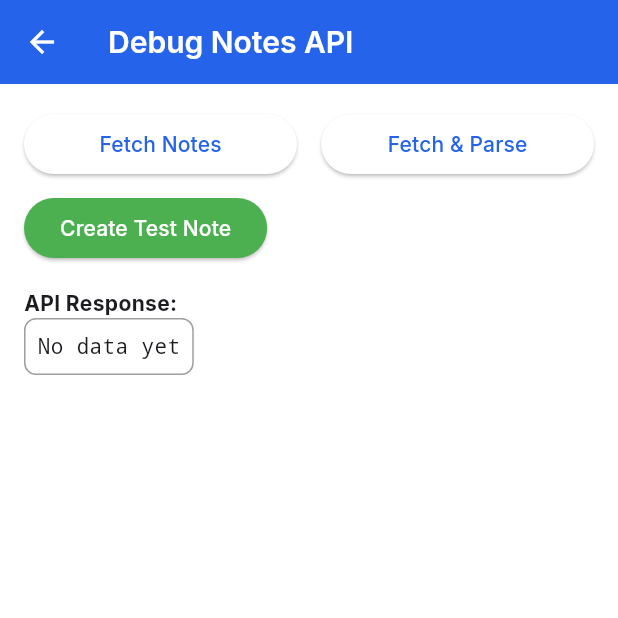
After one commit to athulskrish/kstudents_flutter, a Flutter app: the DebugNoteApiScreen screen opened by its route, on a phone screen of 412 x 824 dp, the top half of it. The commit adds this screen. Run offline on Flutter 3.47's test engine with Material 3 defaults, Android fonts, the light colour scheme and no system bars; our stand-ins replace cached_network_image, dio, file_picker, flutter_secure_storage, google_fonts, google_mobile_ads and 3 more; missing offline and left inert: flutter_pdfview; accounts and stored records are empty; project files that could hold a hidden picture were left out.

Commit message:
debug note

```diff
--- /dev/null
+++ b/lib/debug_note_api.dart
@@ -0,0 +1,249 @@
+import 'dart:convert';
+import 'package:http/http.dart' as http;
+import 'package:flutter/material.dart';
+import 'package:http_parser/http_parser.dart';
+import 'models/note.dart';
+
+class DebugNoteApiScreen extends StatefulWidget {
+  const DebugNoteApiScreen({Key? key}) : super(key: key);
+
+  @override
+  State<DebugNoteApiScreen> createState() => _DebugNoteApiScreenState();
+}
+
+class _DebugNoteApiScreenState extends State<DebugNoteApiScreen> {
+  String _response = 'No data yet';
+  String _parsedNotes = '';
+  bool _isLoading = false;
+
+  @override
+  Widget build(BuildContext context) {
+    return Scaffold(
+      appBar: AppBar(
+        title: const Text('Debug Notes API'),
+      ),
+      body: SingleChildScrollView(
+        padding: const EdgeInsets.all(16.0),
+        child: Column(
+          crossAxisAlignment: CrossAxisAlignment.start,
+          children: [
+            Row(
+              children: [
+                Expanded(
+                  child: ElevatedButton(
+                    onPressed: _fetchNotes,
+                    child: const Text('Fetch Notes'),
+                  ),
+                ),
+                const SizedBox(width: 16),
+                Expanded(
+                  child: ElevatedButton(
+                    onPressed: _fetchAndParseNotes,
+                    child: const Text('Fetch & Parse'),
+                  ),
+                ),
+              ],
+            ),
+            const SizedBox(height: 8),
+            ElevatedButton(
+              onPressed: _createTestNote,
+              style: ElevatedButton.styleFrom(
+                backgroundColor: Colors.green,
+                foregroundColor: Colors.white,
+              ),
+              child: const Text('Create Test Note'),
+            ),
+            const SizedBox(height: 16),
+            const Text('API Response:', style: TextStyle(fontWeight: FontWeight.bold)),
+            if (_isLoading)
+              const Center(child: CircularProgressIndicator())
+            else
+              Container(
+                padding: const EdgeInsets.all(8.0),
+                decoration: BoxDecoration(
+                  border: Border.all(color: Colors.grey),
+                  borderRadius: BorderRadius.circular(8.0),
+                ),
+                child: Text(
+                  _response,
+                  style: const TextStyle(fontFamily: 'monospace'),
+                ),
+              ),
+            if (_parsedNotes.isNotEmpty) ...[
+              const SizedBox(height: 16),
+              const Text('Parsed Notes:', style: TextStyle(fontWeight: FontWeight.bold)),
+              Container(
+                padding: const EdgeInsets.all(8.0),
+                decoration: BoxDecoration(
+                  border: Border.all(color: Colors.grey),
+                  borderRadius: BorderRadius.circular(8.0),
+                ),
+                child: Text(
+                  _parsedNotes,
+                  style: const TextStyle(fontFamily: 'monospace'),
+                ),
+              ),
+            ],
+          ],
+        ),
+      ),
+    );
+  }
+
+  Future<void> _fetchNotes() async {
+    setState(() {
+      _isLoading = true;
+      _response = 'Loading...';
+      _parsedNotes = '';
+    });
+
+    try {
+      // Replace with your actual API URL
+      String url = 'http://103.235.106.114:8000/api/notes/';
+
+      final response = await http.get(Uri.parse(url));
+
+      if (response.statusCode == 200) {
+        // Pretty print the JSON response
+        final jsonResponse = json.decode(response.body);
+        final prettyJson = const JsonEncoder.withIndent('  ').convert(jsonResponse);
+
+        setState(() {
+          _response = 'Status code: ${response.statusCode}\n\n$prettyJson';
+        });
+      } else {
+        setState(() {
+          _response = 'Status code: ${response.statusCode}\n\nError: ${response.body}';
+        });
+      }
+    } catch (e) {
+      setState(() {
+        _response = 'Error: $e';
+      });
+    } finally {
+      setState(() {
+        _isLoading = false;
+      });
+    }
+  }
+
+  Future<void> _fetchAndParseNotes() async {
+    setState(() {
+      _isLoading = true;
+      _response = 'Loading...';
+      _parsedNotes = '';
+    });
+
+    try {
+      // Replace with your actual API URL
+      String url = 'http://103.235.106.114:8000/api/notes/';
+
+      final response = await http.get(Uri.parse(url));
+
+      if (response.statusCode == 200) {
+        // Pretty print the JSON response
+        final jsonResponse = json.decode(response.body);
+        final prettyJson = const JsonEncoder.withIndent('  ').convert(jsonResponse);
+
+        // Parse the response into Note objects
+        List<dynamic> notesJson = jsonResponse;
+        StringBuffer parsedNotesBuffer = StringBuffer();
+
+        for (var noteJson in notesJson) {
+          try {
+            Note note = Note.fromJson(noteJson);
+            parsedNotesBuffer.writeln('ID: ${note.id}');
+            parsedNotesBuffer.writeln('Title: ${note.title}');
+            parsedNotesBuffer.writeln('Subject: ${note.subject}');
+            parsedNotesBuffer.writeln('Degree: ${note.degreeName} (${note.degree})');
+            parsedNotesBuffer.writeln('Semester: ${note.semester}');
+            parsedNotesBuffer.writeln('Year: ${note.year}');
+            parsedNotesBuffer.writeln('University: ${note.universityName} (${note.university})');
+            parsedNotesBuffer.writeln('File: ${note.file}');
+            parsedNotesBuffer.writeln('---');
+          } catch (e) {
+            parsedNotesBuffer.writeln('Error parsing note: $e');
+            parsedNotesBuffer.writeln('JSON: ${json.encode(noteJson)}');
+            parsedNotesBuffer.writeln('---');
+          }
+        }
+
+        setState(() {
+          _response = 'Status code: ${response.statusCode}\n\n$prettyJson';
+          _parsedNotes = parsedNotesBuffer.toString();
+        });
+      } else {
+        setState(() {
+          _response = 'Status code: ${response.statusCode}\n\nError: ${response.body}';
+        });
+      }
+    } catch (e) {
+      setState(() {
+        _response = 'Error: $e';
+      });
+    } finally {
+      setState(() {
+        _isLoading = false;
+      });
+    }
+  }
+
+  Future<void> _createTestNote() async {
+    setState(() {
+      _isLoading = true;
+      _response = 'Creating test note...';
+      _parsedNotes = '';
+    });
+
+    try {
+      // Replace with your actual API URL
+      String url = 'http://103.235.106.114:8000/api/notes/upload/';
+
+      // Create a test note with hardcoded values
+      // You'll need to update these with valid IDs from your database
+      var request = http.MultipartRequest('POST', Uri.parse(url))
+        ..fields['title'] = 'Test Note ${DateTime.now().millisecondsSinceEpoch}'
+        ..fields['subject'] = 'Test Subject'
+        ..fields['degree'] = '1'  // Use a valid degree ID
+        ..fields['semester'] = '1'
+        ..fields['year'] = '2023'
+        ..fields['university'] = '1'  // Use a valid university ID
+        ..fields['uploaded_by'] = '1';  // Use a valid user ID
+
+      // We need a file to upload
+      // For testing, create a simple text file with some content
+      final bytes = utf8.encode('This is a test file content');
+      final file = http.MultipartFile.fromBytes(
+        'file',
+        bytes,
+        filename: 'test_note.txt',
+        contentType: MediaType('application', 'text'),
+      );
+      request.files.add(file);
+
+      final streamedResponse = await request.send();
+      final response = await http.Response.fromStream(streamedResponse);
+
+      if (response.statusCode == 201) {
+        setState(() {
+          _response = 'Note created successfully!\n\n${response.body}';
+        });
+
+        // Fetch the notes again to see the new one
+        await _fetchNotes();
+      } else {
+        setState(() {
+          _response = 'Failed to create note. Status code: ${response.statusCode}\n\nError: ${response.body}';
+        });
+      }
+    } catch (e) {
+      setState(() {
+        _response = 'Error creating note: $e';
+      });
+    } finally {
+      setState(() {
+        _isLoading = false;
+      });
+    }
+  }
+}
--- a/lib/main.dart
+++ b/lib/main.dart
@@ -11,6 +11,7 @@ import 'package:google_fonts/google_fonts.dart';
 import 'package:shared_preferences/shared_preferences.dart';
 import 'utils/consent_util.dart';
 import 'screens/consent_dialog.dart';
+import 'debug_note_api.dart';
 
 void main() {
   runApp(const MyApp());
@@ -109,6 +110,7 @@ class MyApp extends StatelessWidget {
       routes: {
         '/': (context) => const AuthenticationWrapper(),
         '/main': (context) => const MainScreen(),
+        '/debug_notes': (context) => const DebugNoteApiScreen(),
       },
     );
   }
--- a/lib/screens/notes_screen.dart
+++ b/lib/screens/notes_screen.dart
@@ -451,6 +451,15 @@ void _shareSavedNote(SavedNote note) async {
       child: Scaffold(
         appBar: AppBar(
           title: const Text('Study Notes'),
+          actions: [
+            IconButton(
+              icon: const Icon(Icons.bug_report),
+              tooltip: 'Debug API',
+              onPressed: () {
+                Navigator.pushNamed(context, '/debug_notes');
+              },
+            ),
+          ],
           bottom: const TabBar(
             tabs: [
               Tab(text: 'Online'),
--- a/lib/services/api_service.dart
+++ b/lib/services/api_service.dart
@@ -386,18 +386,40 @@ class ApiService {
       }
 
       AppLogger.info('Fetching notes without auth requirement: $url');
+      print('DEBUG: Calling getNotes with URL: $url');
+
       final response = await http.get(Uri.parse(url));
+      print('DEBUG: getNotes response status: ${response.statusCode}');
+
       if (response.statusCode == 200) {
+        print('DEBUG: getNotes response body: ${response.body}');
         List<dynamic> data = json.decode(response.body);
-        return data.map((json) => Note.fromJson(json)).toList();
+        print('DEBUG: getNotes parsed JSON data: $data');
+
+        final notes = data.map((json) {
+          print('DEBUG: Parsing note JSON: $json');
+          try {
+            final note = Note.fromJson(json);
+            print('DEBUG: Successfully parsed note: id=${note.id}, title=${note.title}, subject=${note.subject}');
+            return note;
+          } catch (e) {
+            print('DEBUG: Error parsing note: $e');
+            rethrow;
+          }
+        }).toList();
+
+        print('DEBUG: getNotes returning ${notes.length} notes');
+        return notes;
       } else {
         AppLogger.error('Failed to load notes [${response.statusCode}]', response.body);
+        print('DEBUG: getNotes error response: ${response.body}');
         throw AppException('Failed to load notes',
           details: 'Status code: ${response.statusCode}',
           type: AppExceptionType.server);
       }
     } catch (e) {
       AppLogger.error('Error fetching notes', e);
+      print('DEBUG: getNotes exception: $e');
       throw AppException('Failed to load notes',
         details: e.toString(),
         type: AppExceptionType.unknown);
--- a/pubspec.yaml
+++ b/pubspec.yaml
@@ -64,6 +64,7 @@ dependencies:
    # Ads
   google_mobile_ads: ^5.2.0  # More stable version
   google_fonts: ^6.1.0
+  http_parser: ^4.1.2
 
 dev_dependencies:
   flutter_test:
```
Also changed, not shown: lib/models/note.dart (+14 -2 lines), pubspec.lock, 4 other files.
